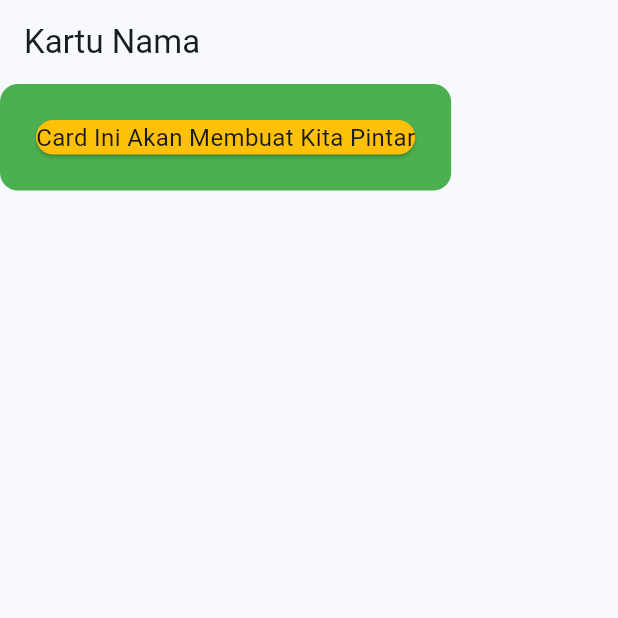
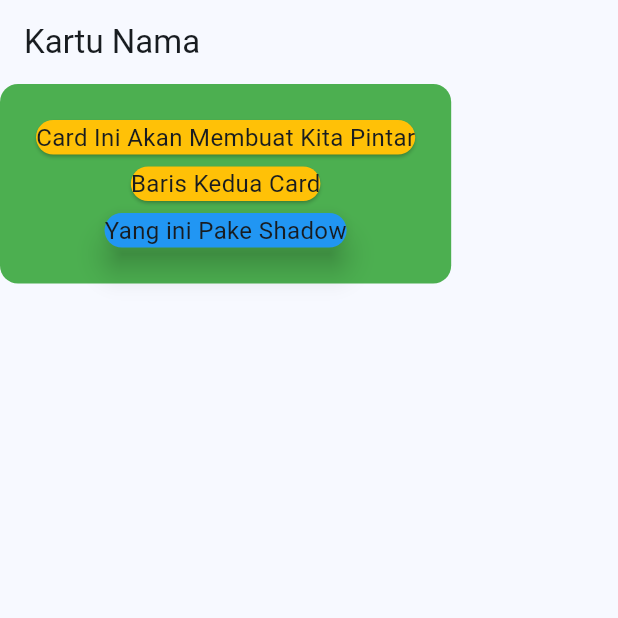
Before and after one commit to asis92/tugas_card, a Flutter app: the screen it shows after launch, on a phone screen of 412 x 824 dp, the top half of it. Run offline on Flutter 3.47's test engine with Material 3 defaults, Android fonts, the phone set to English and light mode, and no system bars.

Commit message:
Step 5 Update Card

```diff
--- a/lib/pages/card01.dart
+++ b/lib/pages/card01.dart
@@ -23,6 +23,21 @@ class MyCard extends StatelessWidget {
                   style: TextStyle(fontSize: 16.0),
                 ),
               ),
+              Card(
+                color: Colors.amber,
+                child: Text(
+                  "Baris Kedua Card",
+                  style: TextStyle(fontSize: 16.0),
+                ),
+              ),
+              Card(
+                elevation: 8,
+                color: Colors.blue,
+                child: Text(
+                  "Yang ini Pake Shadow",
+                  style: TextStyle(fontSize: 16.0),
+                ),
+              ),
             ],
           ),
         ),
```
